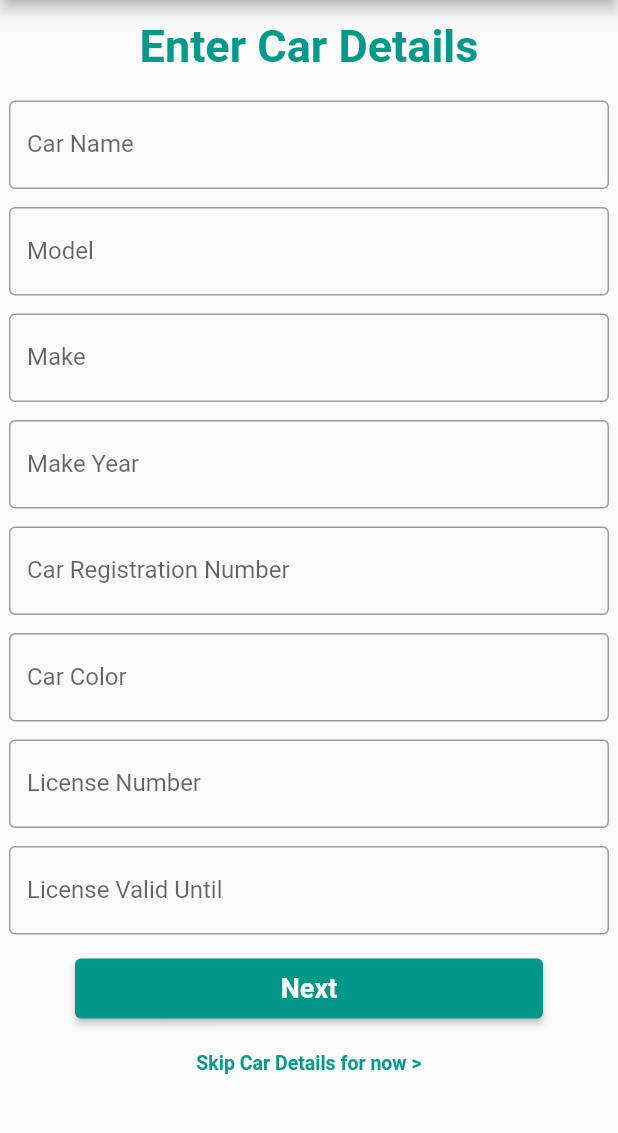
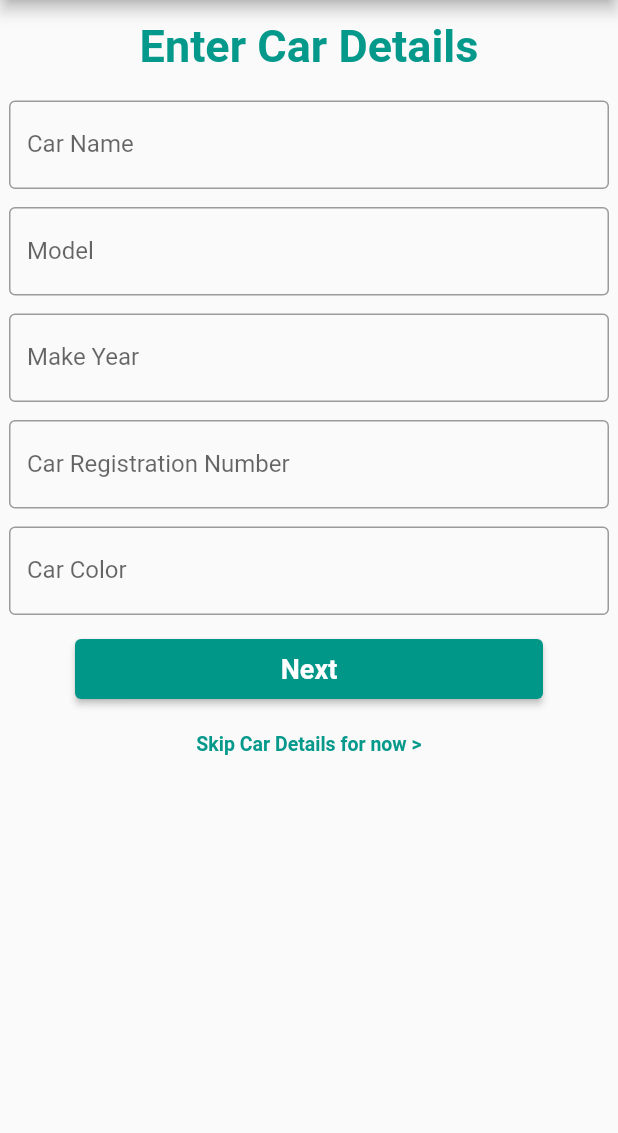
Before and after one commit to Aisha1600/CarpoolFrontend, a Flutter app: the CarDetails screen opened directly, after a tap on "Next", on a phone screen of 412 x 824 dp, the part 84-1217 px from its top. Run offline on Flutter 3.47's test engine with Material 2 defaults, Android fonts, the phone set to English and light mode, and no system bars; network calls fail; Roboto replaces fonts that are missing (PalanquinDark-Regular).

Commit message:
changes in car details

```diff
--- a/lib/car_details.dart
+++ b/lib/car_details.dart
@@ -6,32 +6,27 @@ import 'package:http/http.dart' as http;
 class CarDetailForm {
   late final String name;
   late final String model;
-  late final String makeyear;
+  late final String make_year;
   late final int member_id; //this is temporary
-  late final String rengo;
-  late final String color;
-  late final String Licenseno;
-  late final String Licensevalid; //should be datetime though
+  late final String car_regno;
+  late final String car_color;
 
-  CarDetailForm(
-      {required this.name,
-      required this.model,
-      required this.makeyear,
-      required this.member_id, //temp
-      required this.rengo,
-      required this.color,
-      required this.Licenseno,
-      required this.Licensevalid});
+  CarDetailForm({
+    required this.name,
+    required this.model,
+    required this.make_year,
+    required this.member_id, //temp
+    required this.car_regno,
+    required this.car_color,
+  });
   Map<String, dynamic> toJson() {
     return {
       'name': name,
       'model': model,
-      'makeyear': makeyear,
+      'make_year': make_year,
       'member_id': member_id, //temp
-      'rengo': rengo,
-      'color': color,
-      'Licenseno': Licenseno,
-      'Licensevalid': Licensevalid
+      'car_regno': car_regno,
+      'car_color': car_color,
     };
   }
 }
@@ -49,8 +44,8 @@ class _CarDetails extends State<CarDetails> {
   TextEditingController makeyearController = TextEditingController();
   TextEditingController rengoController = TextEditingController();
   TextEditingController colorController = TextEditingController();
-  TextEditingController LicensenoController = TextEditingController();
-  TextEditingController LicensevalidController = TextEditingController();
+  // TextEditingController LicensenoController = TextEditingController();
+  // TextEditingController LicensevalidController = TextEditingController();
   String title = "Carpool Application";
 
   @override
@@ -98,16 +93,6 @@ class _CarDetails extends State<CarDetails> {
             controller: makeyearController,
             decoration: const InputDecoration(
               border: OutlineInputBorder(),
-              labelText: 'Make', //this needs to be removed its not in db
-            ),
-          ),
-        ),
-        Container(
-          padding: const EdgeInsets.fromLTRB(6, 6, 6, 6),
-          child: TextField(
-            controller: makeyearController,
-            decoration: const InputDecoration(
-              border: OutlineInputBorder(),
               labelText: 'Make Year',
             ),
           ),
@@ -133,26 +118,6 @@ class _CarDetails extends State<CarDetails> {
           ),
         ),
         Container(
-          padding: const EdgeInsets.fromLTRB(6, 6, 6, 6),
-          child: TextField(
-            controller: LicensenoController,
-            decoration: const InputDecoration(
-              border: OutlineInputBorder(),
-              labelText: 'License Number',
-            ),
-          ),
-        ),
-        Container(
-          padding: const EdgeInsets.fromLTRB(6, 6, 6, 6),
-          child: TextField(
-            controller: LicensevalidController,
-            decoration: const InputDecoration(
-              border: OutlineInputBorder(),
-              labelText: 'License Valid Until',
-            ),
-          ),
-        ),
-        Container(
             height: 60,
             padding: const EdgeInsets.fromLTRB(50, 10, 50, 10),
             child: ElevatedButton(
@@ -166,14 +131,13 @@ class _CarDetails extends State<CarDetails> {
               onPressed: () async {
                 //API INTEGRATION
                 CarDetailForm form = CarDetailForm(
-                    member_id: 2, //temp
-                    name: nameController.text,
-                    model: modelController.text,
-                    makeyear: makeyearController.text,
-                    rengo: rengoController.text,
-                    color: colorController.text,
-                    Licenseno: LicensenoController.text,
-                    Licensevalid: LicensevalidController.text);
+                  member_id: 2, //temp
+                  name: nameController.text,
+                  model: modelController.text,
+                  make_year: makeyearController.text,
+                  car_regno: rengoController.text,
+                  car_color: colorController.text,
+                );
                 try {
                   final jsonData = jsonEncode(form.toJson());
                   print(jsonData);
--- a/lib/log_in.dart
+++ b/lib/log_in.dart
@@ -15,8 +15,8 @@ class LoginForm {
   });
   Map<String, dynamic> toJson() {
     return {
+      'email': email,
       'password': password,
-      'email': email,
     };
   }
 }
--- a/lib/main.dart
+++ b/lib/main.dart
@@ -48,11 +48,11 @@ class _MyHomePageState extends State<MyHomePage> {
           height: 50,
           padding: const EdgeInsets.fromLTRB(10, 0, 10, 0),
           child: ElevatedButton(
-            child: const Text('car details'),
+            child: const Text('Log In'),
             onPressed: () {
               Navigator.push(
                 context,
-                MaterialPageRoute(builder: (context) => const CarDetails()),
+                MaterialPageRoute(builder: (context) => const LogIn()),
               );
             },
           )),
```
